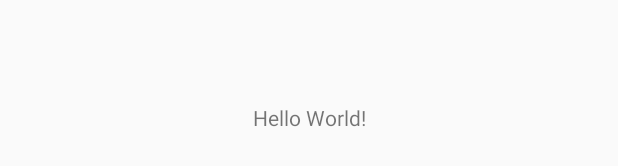
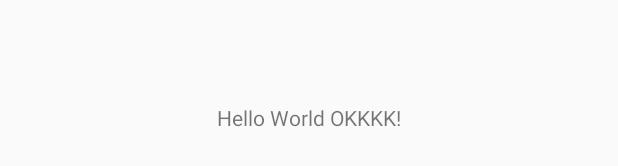
Before and after one commit to hphuc5453/DATN_ExpanseManagement, an Android app: the layout activity_main.xml on its own in the app's theme, with its tools: preview values and no code run, on a phone screen of 412 x 824 dp. Shown: the part 501-667 px from the top of the screen. Run offline under Robolectric (Android 15) with nearby library versions, the phone set to English and light mode, and no system bars.

Commit message:
- Test commit

```diff
--- a/RESOURCES/DATN_ExpanseManagement/app/src/main/res/layout/activity_main.xml
+++ b/RESOURCES/DATN_ExpanseManagement/app/src/main/res/layout/activity_main.xml
@@ -9,7 +9,7 @@
     <TextView
         android:layout_width="wrap_content"
         android:layout_height="wrap_content"
-        android:text="Hello World!"
+        android:text="Hello World OKKKK!"
         app:layout_constraintBottom_toBottomOf="parent"
         app:layout_constraintLeft_toLeftOf="parent"
         app:layout_constraintRight_toRightOf="parent"
```
